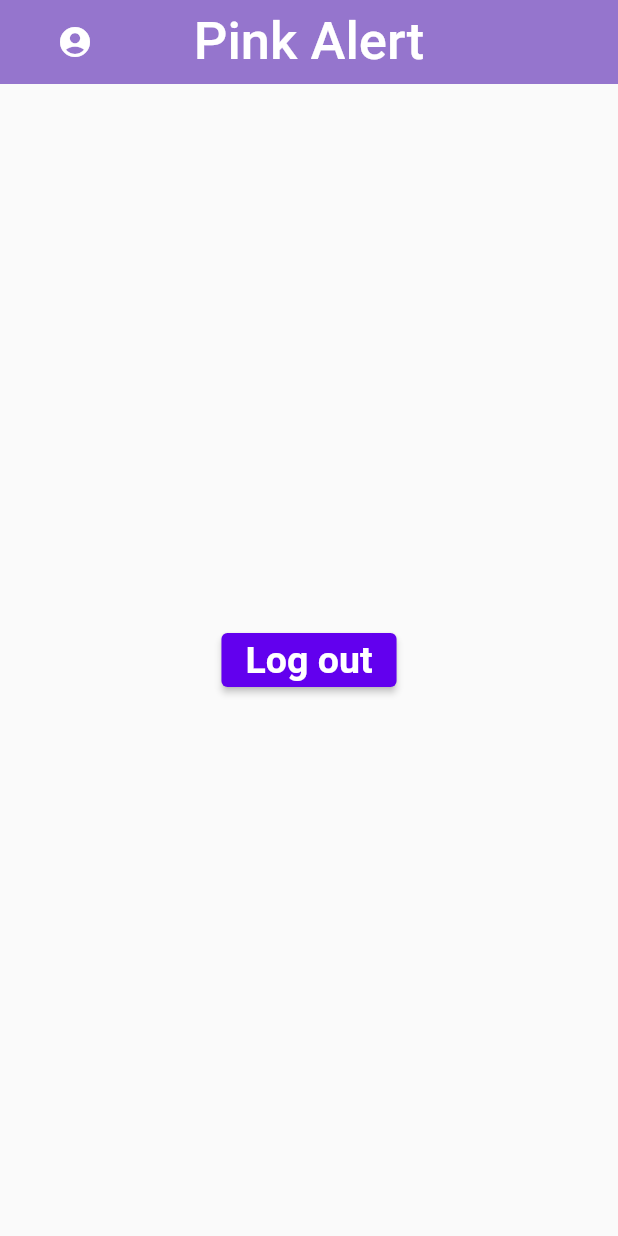
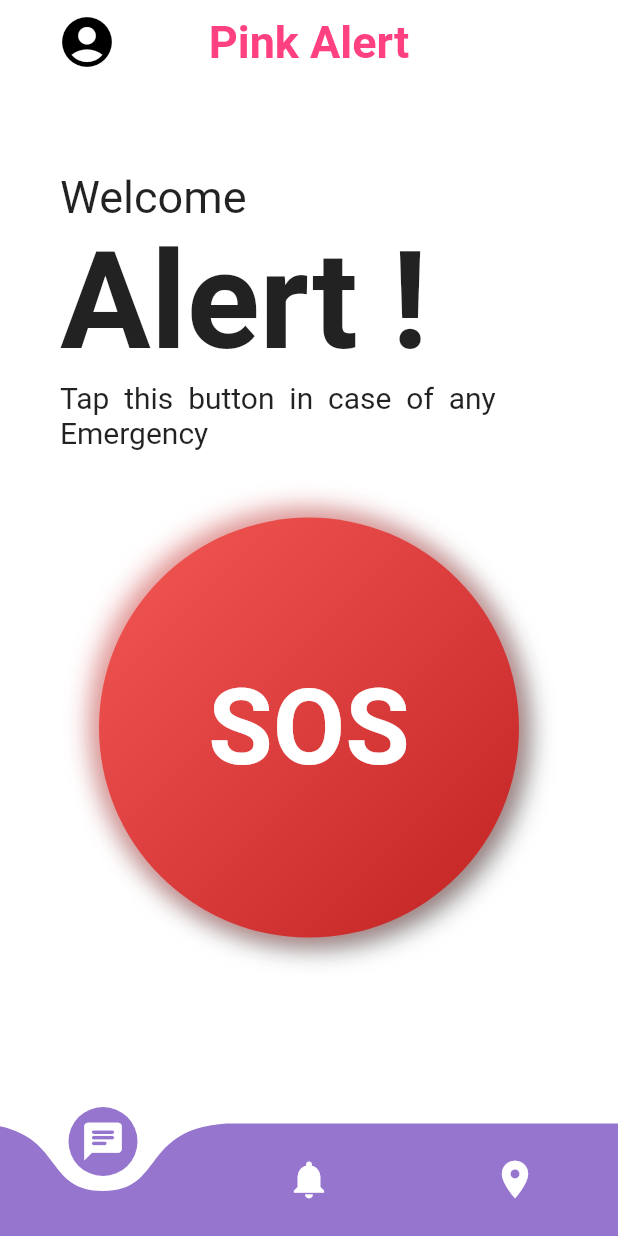
Before and after one commit to OMwanjari/Flutter-app1, a Flutter app: the screen it shows once a user with an empty profile is signed in, on a phone screen of 412 x 824 dp. Run offline on Flutter 3.47's test engine with Material 2 defaults, Android fonts, the phone set to English and light mode, and no system bars; drawn by our look-alikes of curved_navigation_bar; our stand-ins replace cloud_firestore, firebase_auth, firebase_core, get, lottie; accounts and stored records are empty.

Commit message:
day3 completed

```diff
--- a/lib/pages/home_page.dart
+++ b/lib/pages/home_page.dart
@@ -1,43 +1,130 @@
+import 'package:curved_navigation_bar/curved_navigation_bar.dart';
 import 'package:flutter/material.dart';
 import 'package:health/auth_controller.dart';
 
 class HomePage extends StatelessWidget {
-  String name = "Dr. Ragini sharma", city = "Nagpur";
-
-  final _formkey = GlobalKey<FormState>();
-
   @override
   Widget build(BuildContext context) {
+    final w = MediaQuery.of(context).size.width;
+    final h = MediaQuery.of(context).size.height;
     return Scaffold(
+      backgroundColor: Colors.white,
       appBar: AppBar(
-        backgroundColor: Colors.deepPurple[300],
+        backgroundColor: Colors.white,
         centerTitle: true,
         title: const Text(
           'Pink Alert',
-          style: TextStyle(color: Colors.white, fontSize: 35),
+          style: TextStyle(
+              color: Colors.pinkAccent,
+              fontSize: 30,
+              fontWeight: FontWeight.bold),
         ),
         elevation: 0,
         leading: Padding(
           padding: const EdgeInsets.only(left: 30),
           child: IconButton(
               onPressed: () {},
-              icon: Icon(
+              icon: const Icon(
                 Icons.account_circle,
+                size: 40,
+                color: Colors.black,
               )),
         ),
       ),
+      bottomNavigationBar: CurvedNavigationBar(
+          color: Colors.deepPurple.shade300,
+          backgroundColor: Colors.white,
+          items: [
+            const Icon(
+              Icons.chat_rounded,
+              color: Colors.white,
+              size: 30,
+            ),
+            const Icon(
+              Icons.notifications,
+              color: Colors.white,
+              size: 30,
+            ),
+            const Icon(
+              Icons.location_on,
+              color: Colors.white,
+              size: 30,
+            )
+          ]),
       body: Center(
-        child: ElevatedButton(
-            onPressed: () {
-              AuthController.instance.logOut();
-            },
-            child: const Text(
-              "Log out",
-              style: TextStyle(
-                  fontWeight: FontWeight.bold,
-                  color: Colors.white,
-                  fontSize: 25),
-            )),
+        child: Column(
+          children: [
+            SizedBox(
+              height: h * 0.07,
+            ),
+            Container(
+                margin: const EdgeInsets.only(left: 40),
+                width: w,
+                child: Column(
+                  crossAxisAlignment: CrossAxisAlignment.start,
+                  children: [
+                    const Text(
+                      "Welcome",
+                      style: TextStyle(fontSize: 30),
+                    ),
+                    const Text("Alert !",
+                        style: TextStyle(
+                            fontSize: 90, fontWeight: FontWeight.bold)),
+                    const Text(
+                      "Tap  this  button  in  case  of  any  Emergency",
+                      style: TextStyle(fontSize: 20),
+                    )
+                  ],
+                )),
+            Container(
+              height: h * 0.45,
+              child: Column(
+                mainAxisAlignment: MainAxisAlignment.center,
+                children: [
+                  InkWell(
+                    onTap: () {
+                      AuthController.instance.logOut();
+                    },
+                    child: Container(
+                      height: 280,
+                      width: 280,
+                      alignment: Alignment.center,
+                      child: Text(
+                        "SOS",
+                        style: TextStyle(
+                            color: Colors.white,
+                            fontSize: 70,
+                            fontWeight: FontWeight.bold),
+                      ),
+                      decoration: BoxDecoration(
+                        color: Colors.grey[500],
+                        shape: BoxShape.circle,
+                        boxShadow: [
+                          BoxShadow(
+                              color: Colors.grey.shade700,
+                              offset: Offset(4, 4),
+                              blurRadius: 15,
+                              spreadRadius: 1),
+                          //light shadow
+                          BoxShadow(
+                              color: Colors.red.shade200,
+                              offset: Offset(-4, -4),
+                              blurRadius: 15,
+                              spreadRadius: 1),
+                        ],
+                        gradient: LinearGradient(
+                            begin: Alignment.topLeft,
+                            end: Alignment.bottomRight,
+                            colors: [Colors.red.shade400, Colors.red.shade800],
+                            stops: [0.1, 0.9]),
+                      ),
+                    ),
+                  )
+                ],
+              ),
+            ),
+          ],
+        ),
       ),
     );
   }
--- a/pubspec.yaml
+++ b/pubspec.yaml
@@ -30,6 +30,7 @@ environment:
 dependencies:
   cloud_firestore: any
   cupertino_icons: ^1.0.2
+  curved_navigation_bar: ^1.0.3
   firebase_auth: ^4.2.10
   firebase_core: ^2.7.1
   flutter:
@@ -56,8 +57,6 @@ flutter:
   assets:
     - assets/animations/
     - assets/images/
-
-
   #   - images/a_dot_ham.jpeg
   # An image asset can refer to one or more resolution-specific "variants", see
   # https://flutter.dev/assets-and-images/#resolution-aware
```
Also changed, not shown: pubspec.lock.
